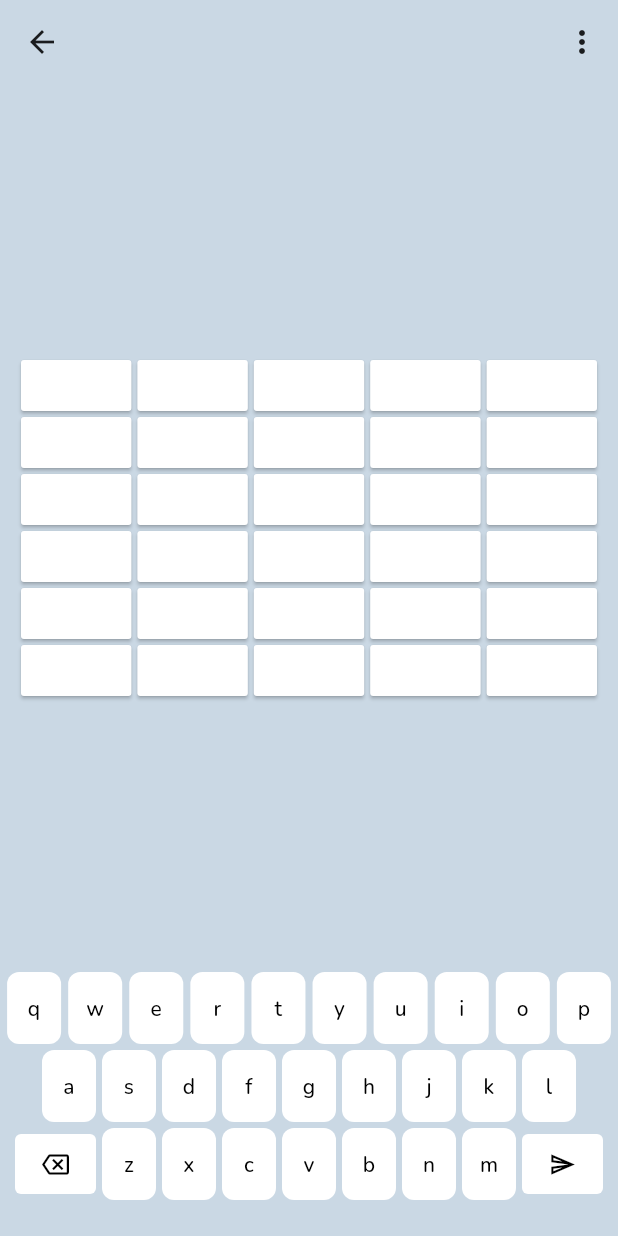
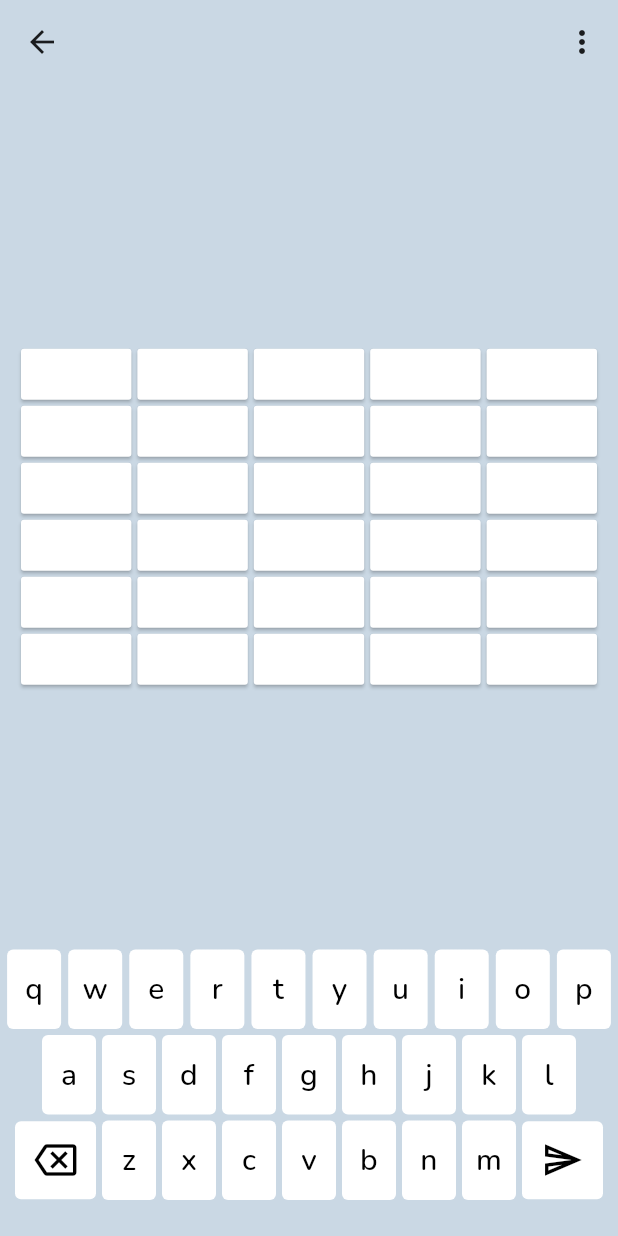
Before and after one commit to sstream17/word-game-2, a Flutter app: the Game screen opened by its route, on a phone screen of 412 x 824 dp. Run offline on Flutter 3.47's test engine with Material 3 defaults, Android fonts, the phone set to English and light mode, and no system bars; our stand-ins replace google_fonts, url_strategy.

Commit message:
Increasing size of the keyboard keys

```diff
--- a/game/lib/keyboard.dart
+++ b/game/lib/keyboard.dart
@@ -59,10 +59,18 @@ class Keyboard extends StatelessWidget {
               SizedBox(
                 width: keyWidth * 1.5,
                 child: TextButton(
+                  style: TextButton.styleFrom(
+                    padding: const EdgeInsets.symmetric(
+                      vertical: 12,
+                    ),
+                  ),
                   onPressed: () {
                     game.updateGuess("backspace");
                   },
-                  child: const Icon(Icons.backspace_outlined),
+                  child: const Icon(
+                    Icons.backspace_outlined,
+                    size: 28,
+                  ),
                 ),
               ),
               const SizedBox(width: keyGap),
@@ -81,10 +89,18 @@ class Keyboard extends StatelessWidget {
               SizedBox(
                 width: keyWidth * 1.5,
                 child: TextButton(
+                  style: TextButton.styleFrom(
+                    padding: const EdgeInsets.symmetric(
+                      vertical: 12,
+                    ),
+                  ),
                   onPressed: () {
                     game.submitGuess();
                   },
-                  child: const Icon(Icons.send_outlined),
+                  child: const Icon(
+                    Icons.send_outlined,
+                    size: 28,
+                  ),
                 ),
               ),
             ],
--- a/game/lib/keyboard_key.dart
+++ b/game/lib/keyboard_key.dart
@@ -31,12 +31,15 @@ class KeyboardKey extends StatelessWidget {
             1.0,
           ],
         ),
-        borderRadius: BorderRadius.circular(8),
+        borderRadius: BorderRadius.circular(4),
       ),
       child: TextButton(
         style: TextButton.styleFrom(
           backgroundColor: Colors.transparent,
           shadowColor: Colors.transparent,
+          padding: const EdgeInsets.symmetric(
+            vertical: 12,
+          ),
         ),
         onPressed: () {
           onPressed(letter);
@@ -44,6 +47,9 @@ class KeyboardKey extends StatelessWidget {
         child: Text(
           letter,
           textAlign: TextAlign.center,
+          style: const TextStyle(
+            fontSize: 20,
+          ),
         ),
       ),
     );
```
